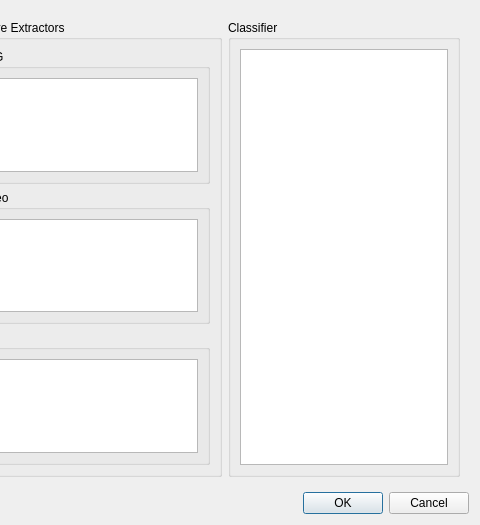
This is app/lib/pluginmanager/pluginmanager.ui in sijk/elapse as Qt 5 draws it before an edit; both pictures show x 553 to 1033 and y 0 to 525 of the 1033 by 525 pixel window. The edited form follows.
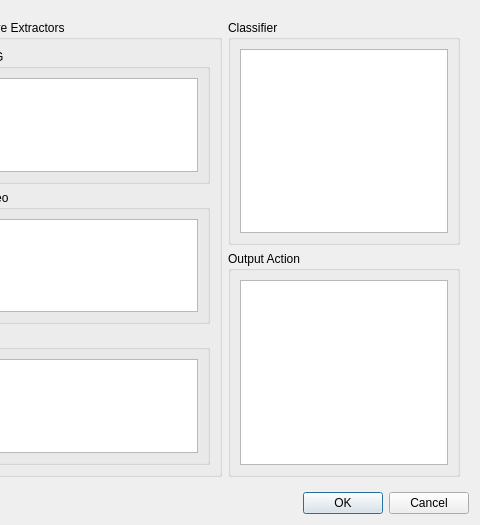
This is the edited form.

Commit message:
Add an OutputAction class
We do want to actually do something with the classified CognitiveState, after
all! There really should be provision for multiple independent OutputActions,
but this will do for now.

```diff
--- a/app/lib/pluginmanager/pluginmanager.ui
+++ b/app/lib/pluginmanager/pluginmanager.ui
@@ -264,6 +264,8 @@
        </widget>
       </item>
       <item>
+       <layout class="QVBoxLayout" name="verticalLayout_4">
+        <item>
        <widget class="QGroupBox" name="groupBox_4">
         <property name="title">
          <string>Classifier</string>
@@ -290,6 +292,36 @@
          </item>
         </layout>
        </widget>
+        </item>
+        <item>
+         <widget class="QGroupBox" name="groupBox_12">
+          <property name="title">
+           <string>Output Action</string>
+          </property>
+          <layout class="QHBoxLayout" name="horizontalLayout_2">
+           <item>
+            <widget class="QTreeView" name="outputAction">
+             <property name="alternatingRowColors">
+              <bool>true</bool>
+             </property>
+             <property name="rootIsDecorated">
+              <bool>false</bool>
+             </property>
+             <property name="itemsExpandable">
+              <bool>false</bool>
+             </property>
+             <property name="headerHidden">
+              <bool>true</bool>
+             </property>
+             <property name="expandsOnDoubleClick">
+              <bool>false</bool>
+             </property>
+            </widget>
+           </item>
+          </layout>
+         </widget>
+        </item>
+       </layout>
       </item>
      </layout>
     </widget>
```
Lines whose indentation alone changed are shown as unchanged. The commit also changes 11 other files.
